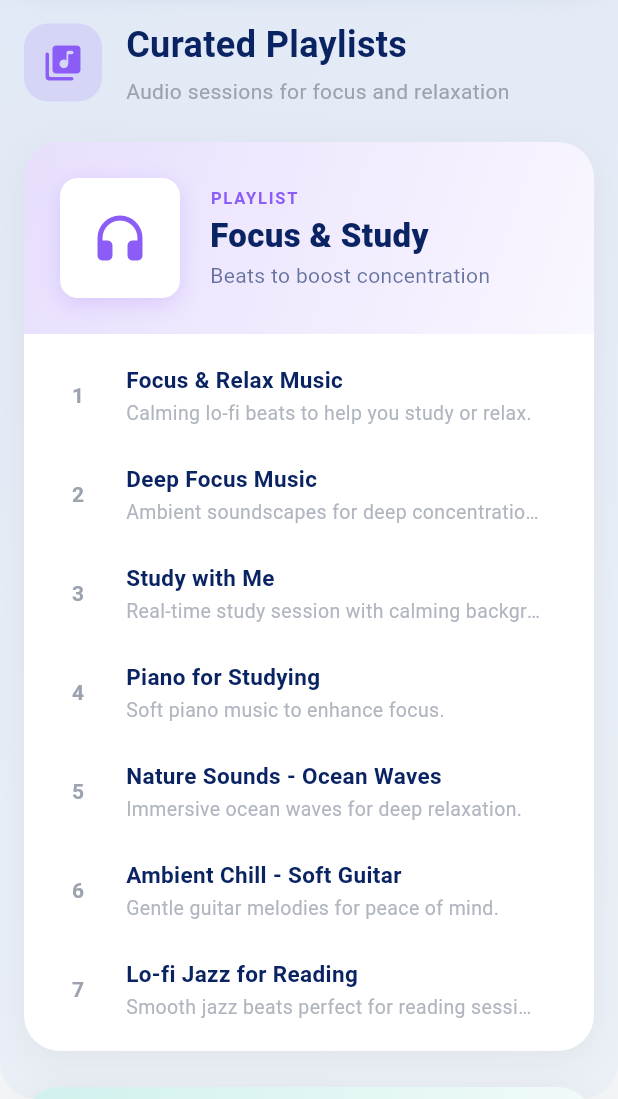
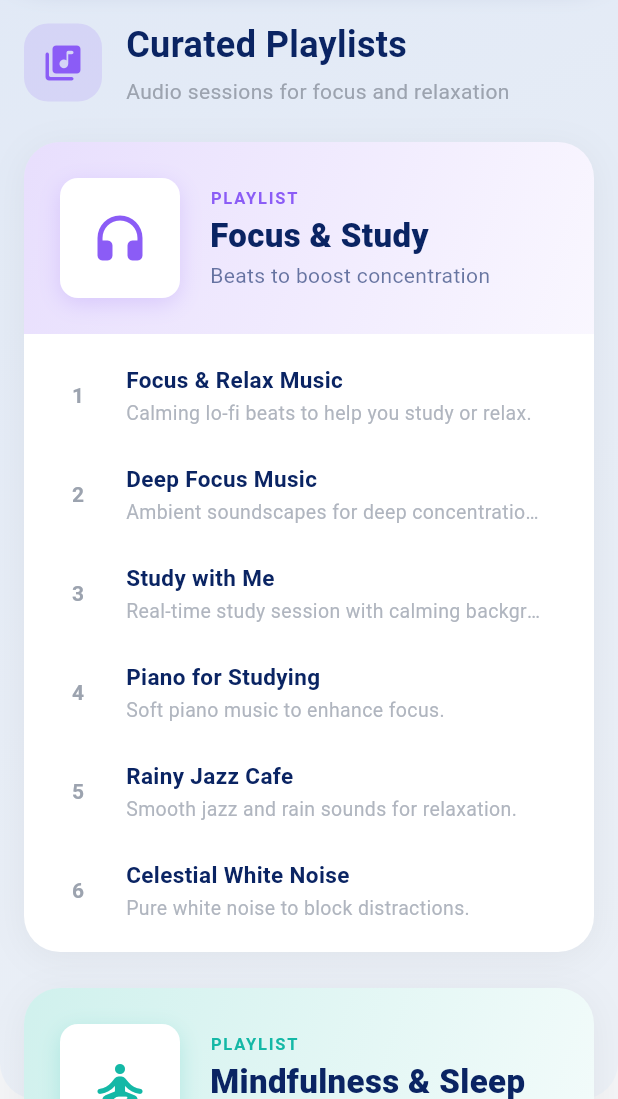
Before and after one commit to guidancemanagementfcureport/fcu_guidance, a Flutter app: the GuidanceResourcesPage screen opened by its route, scrolled down 576 dp, on a phone screen of 412 x 824 dp, the part 137-1236 px from its top. Run offline on Flutter 3.47's test engine with Material 3 defaults, Android fonts, the phone set to English and light mode, and no system bars; drawn by our look-alikes of flutter_animate, toastification; our stand-ins replace file_picker, go_router, pdf, printing, supabase_flutter, youtube_player_iframe; missing offline and left inert: dart:html, excel; accounts and stored records are empty; network calls fail.

Commit message:
feat: added new wellness resources (music and meditation)

```diff
--- a/lib/pages/student/guidance_resources_page.dart
+++ b/lib/pages/student/guidance_resources_page.dart
@@ -81,19 +81,14 @@ class _GuidanceResourcesPageState extends State<GuidanceResourcesPage> {
       'url': 'https://www.youtube.com/watch?v=XULUBg_ZcAU',
     },
     {
-      'title': 'Nature Sounds - Ocean Waves',
-      'description': 'Immersive ocean waves for deep relaxation.',
-      'url': 'https://www.youtube.com/watch?v=bn9F19Hi1Lk',
+      'title': 'Rainy Jazz Cafe',
+      'description': 'Smooth jazz and rain sounds for relaxation.',
+      'url': 'https://www.youtube.com/watch?v=2OEL4P1Rz04',
     },
     {
-      'title': 'Ambient Chill - Soft Guitar',
-      'description': 'Gentle guitar melodies for peace of mind.',
-      'url': 'https://www.youtube.com/watch?v=FjHGRS_796I',
-    },
-    {
-      'title': 'Lo-fi Jazz for Reading',
-      'description': 'Smooth jazz beats perfect for reading sessions.',
-      'url': 'https://www.youtube.com/watch?v=5yx6BWbL1E4',
+      'title': 'Celestial White Noise',
+      'description': 'Pure white noise to block distractions.',
+      'url': 'https://www.youtube.com/watch?v=wZKzdFCxAgk',
     },
   ];
 
@@ -119,19 +114,14 @@ class _GuidanceResourcesPageState extends State<GuidanceResourcesPage> {
       'url': 'https://www.youtube.com/watch?v=aEqlQvczMJQ',
     },
     {
-      'title': 'Body Scan Meditation',
-      'description': 'Guided journey to release physical tension.',
-      'url': 'https://www.youtube.com/watch?v=u4gZgnCy5ew',
+      'title': 'Positive Energy',
+      'description': 'Start your day with positive affirmations.',
+      'url': 'https://www.youtube.com/watch?v=s0PO2x66ljo',
     },
     {
-      'title': 'Positive Affirmations',
-      'description': 'Start your day with positivity and confidence.',
-      'url': 'https://www.youtube.com/watch?v=ZToicY62f1U',
-    },
-    {
-      'title': 'Gratitude Meditation',
-      'description': 'Focus on what you are thankful for today.',
-      'url': 'https://www.youtube.com/watch?v=6P_v9784iHk',
+      'title': 'Anxiety Release',
+      'description': 'Let go of worries and find inner peace.',
+      'url': 'https://www.youtube.com/watch?v=lFcSrYw-ARY',
     },
   ];
 
--- a/lib/services/openai_service.dart
+++ b/lib/services/openai_service.dart
@@ -1,5 +1,5 @@
 import 'package:flutter/foundation.dart';
-import 'package:flutter/material.dart';
+
 import '../services/supabase_service.dart';
 
 class OpenAIService {
@@ -25,7 +25,7 @@ class OpenAIService {
       }
     } catch (e) {
       if (kDebugMode) {
-        debugPrint('OpenAI Function call failed: $e');
+        debugPrint('AI Service function call failed: $e');
       }
       return _getFallbackResponse(userMessage);
     }
--- a/lib/widgets/ai_support_chatbox.dart
+++ b/lib/widgets/ai_support_chatbox.dart
@@ -347,7 +347,7 @@ class _AiSupportChatboxState extends State<AiSupportChatbox> {
 
   Widget _buildMessageBubble(SupportMessageModel message, bool isMe) {
     final isAi = message.senderRole == 'ai';
-    final timeStr = DateFormat('h:mm a').format(message.createdAt);
+    final timeStr = DateFormat('MMM d, h:mm a').format(message.createdAt);
 
     return Align(
       alignment: isMe ? Alignment.centerRight : Alignment.centerLeft,
--- a/lib/widgets/anonymous_chatbox.dart
+++ b/lib/widgets/anonymous_chatbox.dart
@@ -582,7 +582,7 @@ class _AnonymousChatboxState extends State<AnonymousChatbox> {
     bool isFromAnonymous,
   ) {
     final timestamp = DateTime.parse(message['created_at'] as String).toLocal();
-    final timeStr = DateFormat('HH:mm').format(timestamp);
+    final timeStr = DateFormat('MMM d, h:mm a').format(timestamp);
 
     return Align(
       alignment: isFromAnonymous ? Alignment.centerRight : Alignment.centerLeft,
```
Also changed, not shown: lib/pages/student/view_report_status_page.dart (+4 -4 lines), 5 other files.
